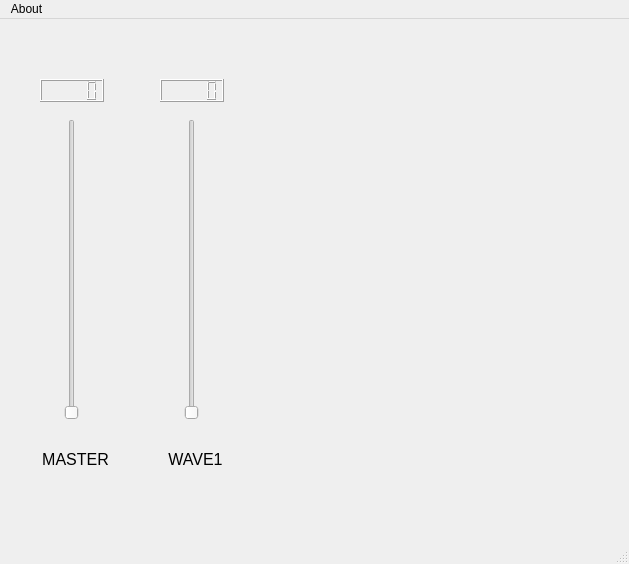
This is main.ui in wishmerhill/ua100mix as Qt 5 draws it before an edit. The edited form follows.
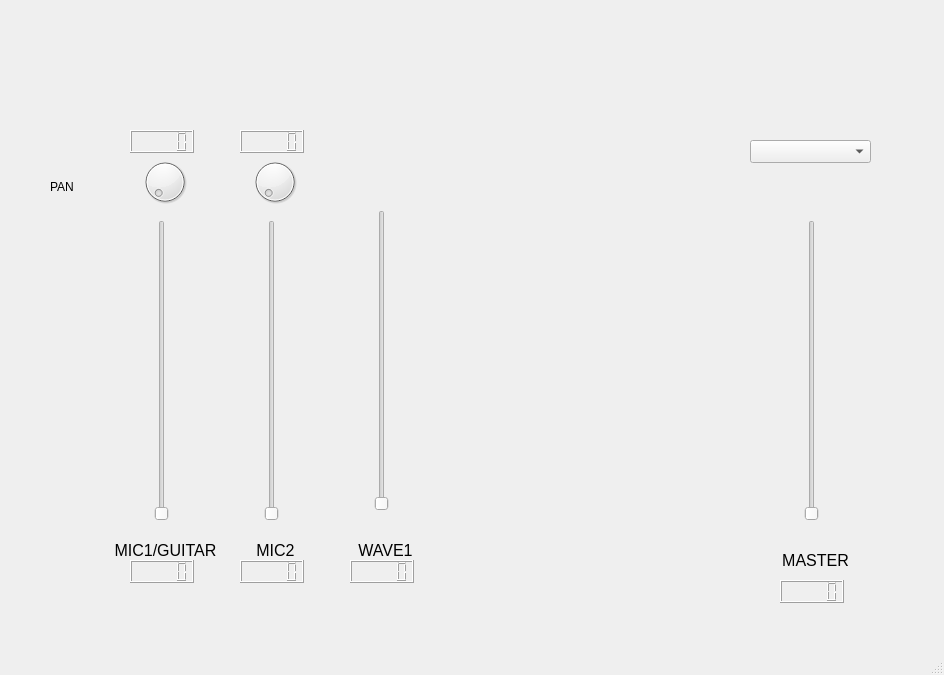
This is the edited form.

```diff
--- a/main.ui
+++ b/main.ui
@@ -6,8 +6,8 @@
    <rect>
     <x>0</x>
     <y>0</y>
-    <width>629</width>
-    <height>564</height>
+    <width>944</width>
+    <height>675</height>
    </rect>
   </property>
   <property name="windowTitle">
@@ -17,8 +17,8 @@
    <widget class="QSlider" name="MasterLine">
     <property name="geometry">
      <rect>
-      <x>60</x>
-      <y>100</y>
+      <x>800</x>
+      <y>220</y>
       <width>23</width>
       <height>301</height>
      </rect>
@@ -42,8 +42,8 @@
    <widget class="QLCDNumber" name="MasterLineLcd">
     <property name="geometry">
      <rect>
-      <x>40</x>
-      <y>60</y>
+      <x>780</x>
+      <y>580</y>
       <width>64</width>
       <height>23</height>
      </rect>
@@ -52,8 +52,8 @@
    <widget class="QLabel" name="masterLabel">
     <property name="geometry">
      <rect>
-      <x>20</x>
-      <y>430</y>
+      <x>760</x>
+      <y>550</y>
       <width>111</width>
       <height>21</height>
      </rect>
@@ -68,8 +68,8 @@
    <widget class="QLabel" name="wave1Label">
     <property name="geometry">
      <rect>
-      <x>140</x>
-      <y>430</y>
+      <x>330</x>
+      <y>540</y>
       <width>111</width>
       <height>21</height>
      </rect>
@@ -84,8 +84,8 @@
    <widget class="QSlider" name="Wave1">
     <property name="geometry">
      <rect>
-      <x>180</x>
-      <y>100</y>
+      <x>370</x>
+      <y>210</y>
       <width>23</width>
       <height>301</height>
      </rect>
@@ -109,8 +109,197 @@
    <widget class="QLCDNumber" name="Wave1Lcd">
     <property name="geometry">
      <rect>
-      <x>160</x>
-      <y>60</y>
+      <x>350</x>
+      <y>560</y>
+      <width>64</width>
+      <height>23</height>
+     </rect>
+    </property>
+   </widget>
+   <widget class="QComboBox" name="outputSource">
+    <property name="geometry">
+     <rect>
+      <x>750</x>
+      <y>140</y>
+      <width>121</width>
+      <height>23</height>
+     </rect>
+    </property>
+   </widget>
+   <widget class="QSlider" name="Mic1">
+    <property name="geometry">
+     <rect>
+      <x>150</x>
+      <y>220</y>
+      <width>23</width>
+      <height>301</height>
+     </rect>
+    </property>
+    <property name="maximum">
+     <number>127</number>
+    </property>
+    <property name="value">
+     <number>0</number>
+    </property>
+    <property name="orientation">
+     <enum>Qt::Vertical</enum>
+    </property>
+    <property name="channel" stdset="0">
+     <number>0</number>
+    </property>
+    <property name="parameter" stdset="0">
+     <number>0</number>
+    </property>
+   </widget>
+   <widget class="QLCDNumber" name="Mic1Lcd">
+    <property name="geometry">
+     <rect>
+      <x>130</x>
+      <y>560</y>
+      <width>64</width>
+      <height>23</height>
+     </rect>
+    </property>
+   </widget>
+   <widget class="QLabel" name="mic1Label">
+    <property name="geometry">
+     <rect>
+      <x>110</x>
+      <y>540</y>
+      <width>111</width>
+      <height>21</height>
+     </rect>
+    </property>
+    <property name="styleSheet">
+     <string notr="true"/>
+    </property>
+    <property name="text">
+     <string>&lt;html&gt;&lt;head/&gt;&lt;body&gt;&lt;p align=&quot;center&quot;&gt;&lt;span style=&quot; font-size:12pt;&quot;&gt;MIC1/GUITAR&lt;/span&gt;&lt;/p&gt;&lt;/body&gt;&lt;/html&gt;</string>
+    </property>
+   </widget>
+   <widget class="QDial" name="Mic1Pan">
+    <property name="geometry">
+     <rect>
+      <x>140</x>
+      <y>150</y>
+      <width>50</width>
+      <height>64</height>
+     </rect>
+    </property>
+    <property name="maximum">
+     <number>127</number>
+    </property>
+    <property name="value">
+     <number>0</number>
+    </property>
+    <property name="sliderPosition">
+     <number>0</number>
+    </property>
+    <property name="wrapping">
+     <bool>false</bool>
+    </property>
+   </widget>
+   <widget class="QLabel" name="label">
+    <property name="geometry">
+     <rect>
+      <x>50</x>
+      <y>180</y>
+      <width>57</width>
+      <height>14</height>
+     </rect>
+    </property>
+    <property name="text">
+     <string>PAN</string>
+    </property>
+   </widget>
+   <widget class="QLCDNumber" name="Mic1PanLcd">
+    <property name="geometry">
+     <rect>
+      <x>130</x>
+      <y>130</y>
+      <width>64</width>
+      <height>23</height>
+     </rect>
+    </property>
+   </widget>
+   <widget class="QDial" name="Mic2Pan">
+    <property name="geometry">
+     <rect>
+      <x>250</x>
+      <y>150</y>
+      <width>50</width>
+      <height>64</height>
+     </rect>
+    </property>
+    <property name="maximum">
+     <number>127</number>
+    </property>
+    <property name="value">
+     <number>0</number>
+    </property>
+    <property name="sliderPosition">
+     <number>0</number>
+    </property>
+    <property name="wrapping">
+     <bool>false</bool>
+    </property>
+   </widget>
+   <widget class="QSlider" name="Mic2">
+    <property name="geometry">
+     <rect>
+      <x>260</x>
+      <y>220</y>
+      <width>23</width>
+      <height>301</height>
+     </rect>
+    </property>
+    <property name="maximum">
+     <number>127</number>
+    </property>
+    <property name="value">
+     <number>0</number>
+    </property>
+    <property name="orientation">
+     <enum>Qt::Vertical</enum>
+    </property>
+    <property name="channel" stdset="0">
+     <number>0</number>
+    </property>
+    <property name="parameter" stdset="0">
+     <number>0</number>
+    </property>
+   </widget>
+   <widget class="QLCDNumber" name="Mic2Lcd">
+    <property name="geometry">
+     <rect>
+      <x>240</x>
+      <y>560</y>
+      <width>64</width>
+      <height>23</height>
+     </rect>
+    </property>
+   </widget>
+   <widget class="QLabel" name="mic2Label">
+    <property name="geometry">
+     <rect>
+      <x>220</x>
+      <y>540</y>
+      <width>111</width>
+      <height>21</height>
+     </rect>
+    </property>
+    <property name="styleSheet">
+     <string notr="true"/>
+    </property>
+    <property name="text">
+     <string>&lt;html&gt;&lt;head/&gt;&lt;body&gt;&lt;p align=&quot;center&quot;&gt;&lt;span style=&quot; font-size:12pt;&quot;&gt;MIC2&lt;/span&gt;&lt;/p&gt;&lt;/body&gt;&lt;/html&gt;</string>
+    </property>
+   </widget>
+   <widget class="QLCDNumber" name="Mic2PanLcd">
+    <property name="geometry">
+     <rect>
+      <x>240</x>
+      <y>130</y>
       <width>64</width>
       <height>23</height>
      </rect>
@@ -122,22 +311,18 @@
    <zorder>wave1Label</zorder>
    <zorder>Wave1</zorder>
    <zorder>Wave1Lcd</zorder>
-  </widget>
-  <widget class="QMenuBar" name="menubar">
-   <property name="geometry">
-    <rect>
-     <x>0</x>
-     <y>0</y>
-     <width>629</width>
-     <height>20</height>
-    </rect>
-   </property>
-   <widget class="QMenu" name="menuAbout">
-    <property name="title">
-     <string>About</string>
-    </property>
-   </widget>
-   <addaction name="menuAbout"/>
+   <zorder>outputSource</zorder>
+   <zorder>Mic1</zorder>
+   <zorder>Mic1Lcd</zorder>
+   <zorder>mic1Label</zorder>
+   <zorder>Mic1Pan</zorder>
+   <zorder>label</zorder>
+   <zorder>Mic1PanLcd</zorder>
+   <zorder>Mic2Pan</zorder>
+   <zorder>Mic2</zorder>
+   <zorder>Mic2Lcd</zorder>
+   <zorder>mic2Label</zorder>
+   <zorder>Mic2PanLcd</zorder>
   </widget>
   <widget class="QStatusBar" name="statusbar"/>
  </widget>
```
